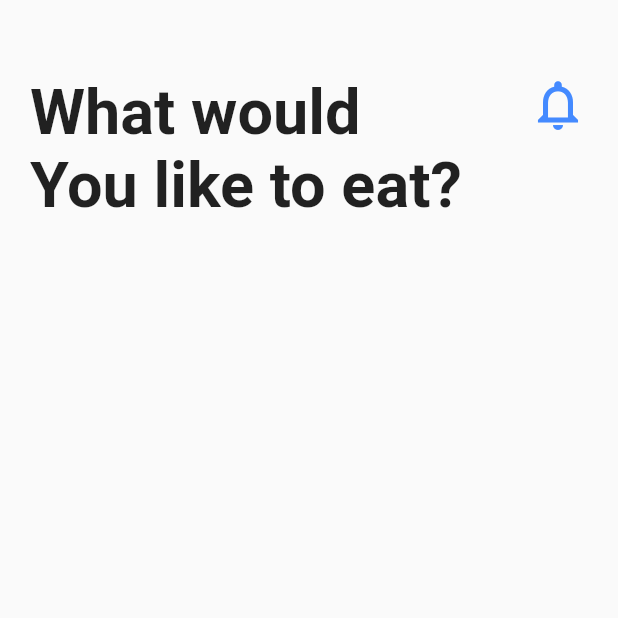
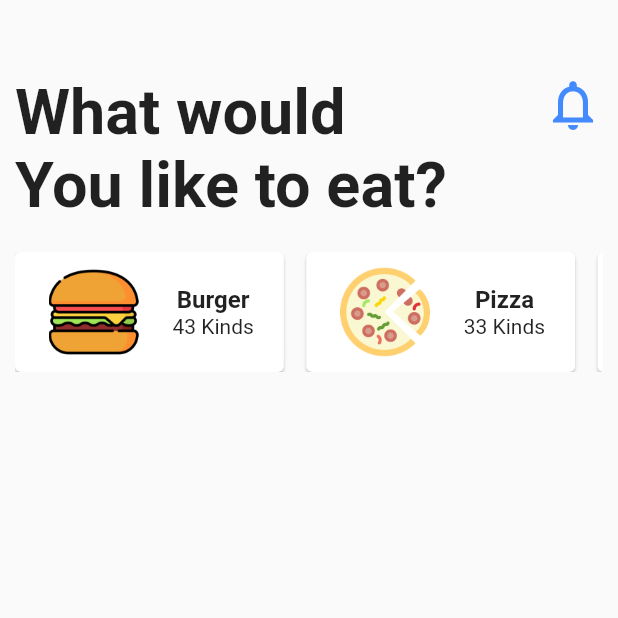
Before and after one commit to ndenisj/food-delivery, a Flutter app: the screen it shows after launch, on a phone screen of 412 x 824 dp, the top half of it. Run offline on Flutter 3.47's test engine with Material 2 defaults, Android fonts, the phone set to English and light mode, and no system bars.

Commit message:
Complete category list view

```diff
--- a/lib/constant.dart
+++ b/lib/constant.dart
@@ -4,3 +4,8 @@ const kHeaderTextStyle = TextStyle(
   fontSize: 42.0,
   fontWeight: FontWeight.bold,
 );
+
+const kCategoryTitleStyle = TextStyle(
+  fontWeight: FontWeight.bold,
+  fontSize: 16,
+);
--- /dev/null
+++ b/lib/src/data/category_data.dart
@@ -0,0 +1,34 @@
+import '../models/category_model.dart';
+
+final categories = [
+  Category(
+    categoryName: 'Burger',
+    numberOfItems: 43,
+    imagePath: 'assets/images/burger.png',
+  ),
+  Category(
+    categoryName: 'Pizza',
+    numberOfItems: 33,
+    imagePath: 'assets/images/pizza.png',
+  ),
+  Category(
+    categoryName: 'Beer',
+    numberOfItems: 45,
+    imagePath: 'assets/images/beer.png',
+  ),
+  Category(
+    categoryName: 'Coffee',
+    numberOfItems: 8,
+    imagePath: 'assets/images/coffee-cup.png',
+  ),
+  Category(
+    categoryName: 'Cup Cake',
+    numberOfItems: 9,
+    imagePath: 'assets/images/cupcake.png',
+  ),
+  Category(
+    categoryName: 'Cheese Burger',
+    numberOfItems: 32,
+    imagePath: 'assets/images/cheeseburger.png',
+  ),
+];
--- a/lib/src/homescreen.dart
+++ b/lib/src/homescreen.dart
@@ -1,6 +1,7 @@
 import 'package:flutter/cupertino.dart';
 import 'package:flutter/material.dart';
 import 'widgets/home_top_info.dart';
+import 'widgets/food_category.dart';
 
 class HomeScreen extends StatefulWidget {
   @override
@@ -12,9 +13,10 @@ class _HomeScreenState extends State<HomeScreen> {
   Widget build(BuildContext context) {
     return Scaffold(
       body: ListView(
-        padding: EdgeInsets.only(top: 50, left: 20, right: 20),
+        padding: EdgeInsets.only(top: 50, left: 10, right: 10),
         children: <Widget>[
           HomeTopInfo(),
+          FoodCategory(),
         ],
       ),
     );
--- /dev/null
+++ b/lib/src/models/category_model.dart
@@ -0,0 +1,7 @@
+class Category {
+  final String categoryName;
+  final String imagePath;
+  final int numberOfItems;
+
+  Category({this.categoryName, this.imagePath, this.numberOfItems});
+}
--- /dev/null
+++ b/lib/src/widgets/food_card.dart
@@ -0,0 +1,45 @@
+import 'package:flutter/material.dart';
+import 'package:food_delivery/constant.dart';
+
+class FoodCard extends StatelessWidget {
+  final String categoryName;
+  final String imagePath;
+  final int numberOfItems;
+
+  FoodCard({this.numberOfItems, this.imagePath, this.categoryName});
+
+  @override
+  Widget build(BuildContext context) {
+    return Card(
+      margin: EdgeInsets.only(right: 15),
+      child: Padding(
+        padding: const EdgeInsets.symmetric(
+          horizontal: 20,
+          vertical: 10,
+        ),
+        child: Row(
+          children: <Widget>[
+            Image(
+              image: AssetImage(imagePath),
+              height: 65,
+              width: 65,
+            ),
+            SizedBox(
+              width: 20,
+            ),
+            Column(
+              mainAxisAlignment: MainAxisAlignment.center,
+              children: <Widget>[
+                Text(
+                  categoryName,
+                  style: kCategoryTitleStyle,
+                ),
+                Text("$numberOfItems Kinds"),
+              ],
+            ),
+          ],
+        ),
+      ),
+    );
+  }
+}
--- /dev/null
+++ b/lib/src/widgets/food_category.dart
@@ -0,0 +1,28 @@
+import 'package:flutter/material.dart';
+import 'food_card.dart';
+//Data
+import '../data/category_data.dart';
+// Model
+import '../models/category_model.dart';
+
+class FoodCategory extends StatelessWidget {
+  final List<Category> _categories = categories;
+
+  @override
+  Widget build(BuildContext context) {
+    return Container(
+      height: 80.0,
+      child: ListView.builder(
+        itemCount: _categories.length,
+        scrollDirection: Axis.horizontal,
+        itemBuilder: (BuildContext context, int index) {
+          return FoodCard(
+            categoryName: _categories[index].categoryName,
+            imagePath: _categories[index].imagePath,
+            numberOfItems: _categories[index].numberOfItems,
+          );
+        },
+      ),
+    );
+  }
+}
--- a/lib/src/widgets/home_top_info.dart
+++ b/lib/src/widgets/home_top_info.dart
@@ -4,7 +4,9 @@ import 'package:food_delivery/constant.dart';
 class HomeTopInfo extends StatelessWidget {
   @override
   Widget build(BuildContext context) {
-    return Row(
+    return Container(
+      margin: EdgeInsets.only(bottom: 20),
+      child: Row(
         mainAxisAlignment: MainAxisAlignment.spaceBetween,
         crossAxisAlignment: CrossAxisAlignment.start,
         children: <Widget>[
@@ -27,6 +29,7 @@ class HomeTopInfo extends StatelessWidget {
             color: Theme.of(context).primaryColor,
           ),
         ],
+      ),
     );
   }
 }
```
Also changed, not shown: pubspec.yaml (+2 -35 lines). Lines whose indentation alone changed are shown as unchanged.
